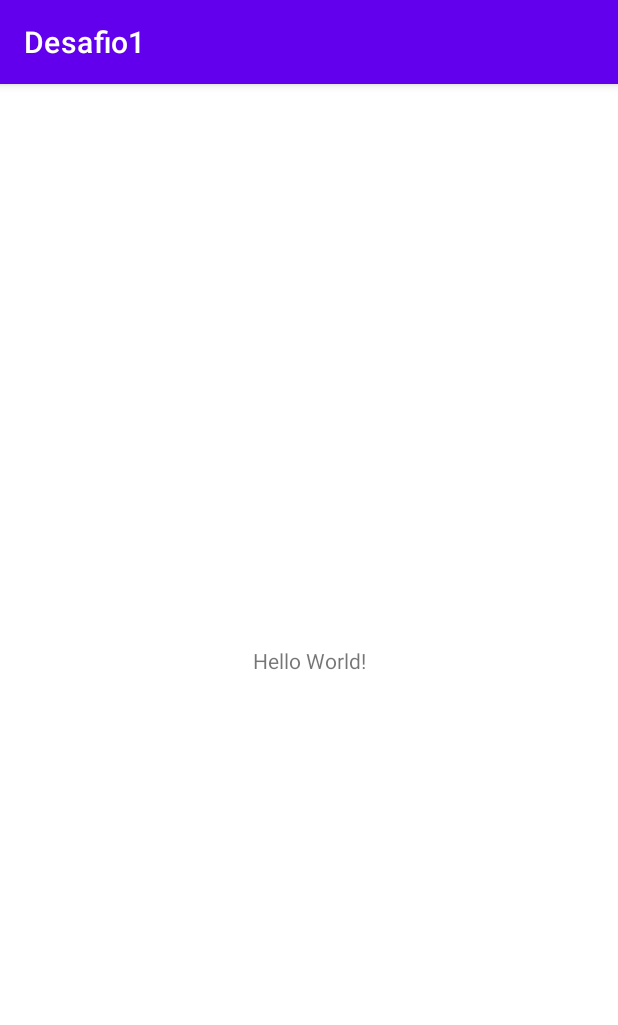
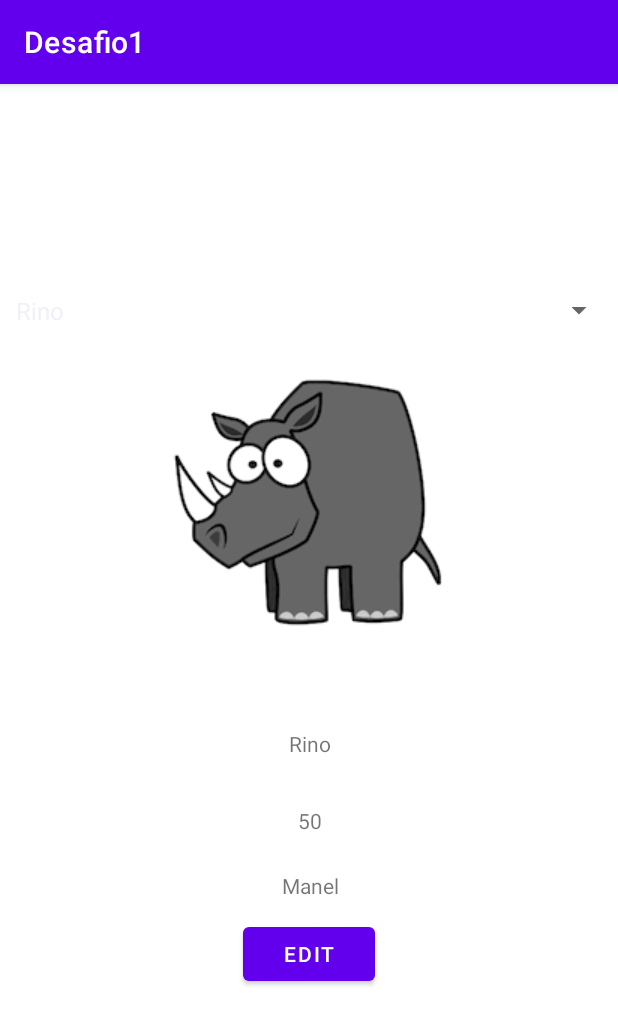
Before and after one commit to JotaCruz20/CM_Desafios, an Android app: the screen it shows after launch (MainActivity), on a phone screen of 412 x 824 dp. Shown: the top 1025 px of the screen. Run offline under Robolectric (Android 15) with nearby library versions, the light colour scheme and no system bars.

Commit message:
Desafio 1 done

```diff
--- /dev/null
+++ b/Desafio1/app/src/main/java/com/example/desafio1/Animal.java
@@ -0,0 +1,45 @@
+package com.example.desafio1;
+
+public class Animal {
+    private String name,owner;
+    private int age,id;
+
+    public Animal(String name, String owner, int age, int id){
+        this.age=age;
+        this.id=id;
+        this.name=name;
+        this.owner=owner;
+    }
+
+    public String getName() {
+        return name;
+    }
+
+    public void setName(String name) {
+        this.name = name;
+    }
+
+    public String getOwner() {
+        return owner;
+    }
+
+    public void setOwner(String owner) {
+        this.owner = owner;
+    }
+
+    public int getAge() {
+        return age;
+    }
+
+    public void setAge(int age) {
+        this.age = age;
+    }
+
+    public int getId() {
+        return id;
+    }
+
+    public void setId(int id) {
+        this.id = id;
+    }
+}
--- /dev/null
+++ b/Desafio1/app/src/main/java/com/example/desafio1/FragmentSelection.java
@@ -0,0 +1,112 @@
+package com.example.desafio1;
+
+import android.os.Bundle;
+
+import androidx.fragment.app.Fragment;
+import androidx.fragment.app.FragmentContainerView;
+import androidx.lifecycle.ViewModelProvider;
+
+import android.view.LayoutInflater;
+import android.view.View;
+import android.view.ViewGroup;
+import android.widget.ArrayAdapter;
+import android.widget.Button;
+import android.widget.ImageView;
+import android.widget.Spinner;
+import android.widget.AdapterView;
+import android.widget.TextView;
+
+import java.util.ArrayList;
+
+/**
+ * A simple {@link Fragment} subclass.
+ * Use the {@link FragmentSelection#newInstance} factory method to
+ * create an instance of this fragment.
+ */
+public class FragmentSelection extends Fragment {
+    private SharedViewModel model;
+    private View view;
+    private Spinner spinner;
+    private TextView name,age,owner;
+    private ImageView imageView;
+    private Button button;
+    ArrayList<String> arrayList;
+
+    public FragmentSelection() {
+        // Required empty public constructor
+    }
+
+    public static FragmentSelection newInstance() {
+        FragmentSelection fragment = new FragmentSelection();
+        Bundle args = new Bundle();
+        fragment.setArguments(args);
+        return fragment;
+    }
+
+    @Override
+    public void onCreate(Bundle savedInstanceState) {
+        super.onCreate(savedInstanceState);
+        this.model = new ViewModelProvider(getActivity()).get(SharedViewModel.class);
+
+        this.arrayList = new ArrayList<>();
+
+        for (Animal animal: this.model.getAnimals()) {
+            this.arrayList.add(animal.getName());
+        }
+    }
+
+    @Override
+    public View onCreateView(LayoutInflater inflater, ViewGroup container,
+                             Bundle savedInstanceState) {
+        // Inflate the layout for this fragment
+        this.view = inflater.inflate(R.layout.fragment_selection, container, false);
+
+        this.spinner =  (Spinner) view.findViewById(R.id.spinner);
+        this.name = (TextView) view.findViewById(R.id.textView);
+        this.age = (TextView) view.findViewById(R.id.textView2);
+        this.owner = (TextView) view.findViewById(R.id.textView4);
+        this.imageView = (ImageView) view.findViewById(R.id.image);
+        this.button = (Button) view.findViewById(R.id.button);
+
+        this.spinner.setOnItemSelectedListener(new AdapterView.OnItemSelectedListener() {
+            @Override
+            public void onItemSelected(AdapterView<?> parent, View view, int position, long id) {
+                Animal animal = model.getSelectedAnimal(position);
+                name.setText(animal.getName());
+                age.setText(Integer.toString(animal.getAge()));
+                owner.setText(animal.getOwner());
+                imageView.setImageResource(animal.getId());
+            }
+
+            @Override
+            public void onNothingSelected(AdapterView<?> parent) {
+                // TODO Auto-generated method stub
+            }
+        });
+
+        ArrayAdapter<String> arrayAdapter = new ArrayAdapter<String>(getActivity().getBaseContext(), android.R.layout.simple_spinner_item, this.arrayList);
+        arrayAdapter.setDropDownViewResource(android.R.layout.simple_spinner_dropdown_item);
+        this.spinner.setAdapter(arrayAdapter);
+
+
+        this.button.setOnClickListener(new View.OnClickListener() {
+            @Override
+            public void onClick(View view) {
+                Bundle bundle = new Bundle();
+                bundle.putInt("selected",spinner.getSelectedItemPosition());
+
+                EditFragment editFragment = new EditFragment();
+                editFragment.setArguments(bundle);
+
+                getActivity().getSupportFragmentManager()
+                        .beginTransaction()
+                        .replace(R.id.fragmentContainerView2, editFragment)
+                        .addToBackStack(null)
+                        .commit();
+
+            }
+        });
+
+        return view;
+    }
+}
--- a/Desafio1/app/src/main/java/com/example/desafio1/MainActivity.java
+++ b/Desafio1/app/src/main/java/com/example/desafio1/MainActivity.java
@@ -1,6 +1,8 @@
 package com.example.desafio1;
 
 import androidx.appcompat.app.AppCompatActivity;
+import androidx.fragment.app.Fragment;
+import androidx.lifecycle.ViewModelProvider;
 
 import android.os.Bundle;
 
@@ -10,5 +12,17 @@ public class MainActivity extends AppCompatActivity {
     protected void onCreate(Bundle savedInstanceState) {
         super.onCreate(savedInstanceState);
         setContentView(R.layout.activity_main);
+
+        SharedViewModel model = new ViewModelProvider(this).get(SharedViewModel.class);
+        model.addAnimal(new Animal("Rino","Manel",50,R.drawable.rhino));
+        model.addAnimal(new Animal("Frog","Zé",10,R.drawable.frog));
+        model.addAnimal(new Animal("Snail","Alberto",15,R.drawable.snail));
+
+        if (savedInstanceState == null) {
+            getSupportFragmentManager().beginTransaction()
+                    .setReorderingAllowed(true)
+                    .add(R.id.fragmentContainerView2, FragmentSelection.class, null)
+                    .commit();
+        }
     }
 }
--- /dev/null
+++ b/Desafio1/app/src/main/java/com/example/desafio1/SharedViewModel.java
@@ -0,0 +1,55 @@
+package com.example.desafio1;
+
+import androidx.lifecycle.LiveData;
+import androidx.lifecycle.MutableLiveData;
+import androidx.lifecycle.SavedStateHandle;
+import androidx.lifecycle.ViewModel;
+
+import java.util.ArrayList;
+
+public class SharedViewModel extends ViewModel {
+    private final SavedStateHandle state;
+    private MutableLiveData<Integer> selected;
+    private MutableLiveData<ArrayList<Animal>> animals = new MutableLiveData<>();
+
+    public SharedViewModel(SavedStateHandle state) {
+        this.state = state;
+    }
+
+    public LiveData<Integer> getSelected() {
+        return selected;
+    }
+
+    public void setSelected(int selected) {
+        this.selected.setValue(selected);
+    }
+
+    public ArrayList<Animal> getAnimals() {
+        return this.animals.getValue();
+    }
+
+    public void changeAnimal(String name, int age, int pos){
+        ArrayList<Animal> animalsValue = this.animals.getValue();
+        Animal animal = animalsValue.get(pos);
+        animalsValue.remove(pos);
+        animal.setName(name);
+        animal.setAge(age);
+        animalsValue.add(pos,animal);
+        this.animals.setValue(animalsValue);
+    }
+
+    public void addAnimal(Animal animal){
+        if(this.animals.getValue() == null){
+            this.animals.setValue(new ArrayList<Animal>());
+        }
+
+        ArrayList<Animal> animalsValue = this.animals.getValue();
+        animalsValue.add(animal);
+        this.animals.setValue(animalsValue);
+    }
+
+    public Animal getSelectedAnimal(int pos){
+        ArrayList<Animal> animalsValue = this.animals.getValue();
+        return animalsValue.get(pos);
+    }
+}
--- a/Desafio1/app/src/main/res/layout/activity_main.xml
+++ b/Desafio1/app/src/main/res/layout/activity_main.xml
@@ -6,13 +6,12 @@
     android:layout_height="match_parent"
     tools:context=".MainActivity">
 
-    <TextView
+    <androidx.fragment.app.FragmentContainerView
+        android:id="@+id/fragmentContainerView2"
         android:layout_width="wrap_content"
         android:layout_height="wrap_content"
-        android:text="Hello World!"
         app:layout_constraintBottom_toBottomOf="parent"
         app:layout_constraintEnd_toEndOf="parent"
         app:layout_constraintStart_toStartOf="parent"
         app:layout_constraintTop_toTopOf="parent" />
-
 </androidx.constraintlayout.widget.ConstraintLayout>
--- /dev/null
+++ b/Desafio1/app/src/main/res/layout/fragment_selection.xml
@@ -0,0 +1,76 @@
+<?xml version="1.0" encoding="utf-8"?>
+<androidx.constraintlayout.widget.ConstraintLayout xmlns:android="http://schemas.android.com/apk/res/android"
+    xmlns:app="http://schemas.android.com/apk/res-auto"
+    xmlns:tools="http://schemas.android.com/tools"
+    android:id="@+id/selectionLayout"
+    android:layout_width="match_parent"
+    android:layout_height="match_parent"
+    tools:context=".FragmentSelection" >
+
+    <Spinner
+        android:id="@+id/spinner"
+        android:layout_width="407dp"
+        android:layout_height="54dp"
+        android:layout_marginTop="24dp"
+        android:contentDescription="@string/spinner"
+        app:layout_constraintEnd_toEndOf="parent"
+        app:layout_constraintStart_toStartOf="parent"
+        app:layout_constraintTop_toTopOf="parent" />
+
+    <ImageView
+        android:id="@+id/image"
+        android:layout_width="wrap_content"
+        android:layout_height="wrap_content"
+        android:layout_marginBottom="52dp"
+        app:layout_constraintBottom_toTopOf="@+id/textView"
+        app:layout_constraintEnd_toEndOf="parent"
+        app:layout_constraintHorizontal_bias="0.498"
+        app:layout_constraintStart_toStartOf="parent"
+        app:layout_constraintTop_toBottomOf="@+id/spinner"
+        app:layout_constraintVertical_bias="0.664"
+        tools:src="@tools:sample/avatars" />
+
+    <Button
+        android:id="@+id/button"
+        android:layout_width="wrap_content"
+        android:layout_height="wrap_content"
+        android:layout_marginBottom="64dp"
+        android:text="@string/button"
+        app:layout_constraintBottom_toBottomOf="parent"
+        app:layout_constraintEnd_toEndOf="parent"
+        app:layout_constraintHorizontal_bias="0.498"
+        app:layout_constraintStart_toStartOf="parent" />
+
+    <TextView
+        android:id="@+id/textView2"
+        android:layout_width="wrap_content"
+        android:layout_height="wrap_content"
+        android:layout_marginBottom="24dp"
+        android:text="@string/owner"
+        app:layout_constraintBottom_toTopOf="@+id/textView4"
+        app:layout_constraintEnd_toEndOf="parent"
+        app:layout_constraintHorizontal_bias="0.501"
+        app:layout_constraintStart_toStartOf="parent" />
+
+    <TextView
+        android:id="@+id/textView4"
+        android:layout_width="wrap_content"
+        android:layout_height="wrap_content"
+        android:layout_marginBottom="12dp"
+        android:text="@string/age"
+        app:layout_constraintBottom_toTopOf="@+id/button"
+        app:layout_constraintEnd_toEndOf="parent"
+        app:layout_constraintHorizontal_bias="0.501"
+        app:layout_constraintStart_toStartOf="parent" />
+
+    <TextView
+        android:id="@+id/textView"
+        android:layout_width="wrap_content"
+        android:layout_height="wrap_content"
+        android:layout_marginBottom="32dp"
+        android:text="@string/name"
+        app:layout_constraintBottom_toTopOf="@+id/textView2"
+        app:layout_constraintEnd_toEndOf="parent"
+        app:layout_constraintHorizontal_bias="0.501"
+        app:layout_constraintStart_toStartOf="parent" />
+</androidx.constraintlayout.widget.ConstraintLayout>
--- a/Desafio1/app/src/main/res/values/strings.xml
+++ b/Desafio1/app/src/main/res/values/strings.xml
@@ -1,3 +1,11 @@
 <resources>
     <string name="app_name">Desafio1</string>
+    <!-- TODO: Remove or change this placeholder text -->
+    <string name="hello_blank_fragment">Hello blank fragment</string>
+    <string name="image">image</string>
+    <string name="name">Name</string>
+    <string name="owner">Owner</string>
+    <string name="age">Age</string>
+    <string name="button">Edit</string>
+    <string name="spinner">Animal</string>
 </resources>
```
Also changed, not shown: Desafio1/app/src/main/java/com/example/desafio1/EditFragment.java (added, +82 -0 lines), Desafio1/app/src/main/res/layout/fragment_edit.xml (added, +69 -0 lines), Desafio1/app/src/main/res/drawable/frog.jpg (added), Desafio1/app/src/main/res/drawable/rhino.gif (added), Desafio1/app/src/main/res/drawable/snail.jpg (added), 3 other files.
